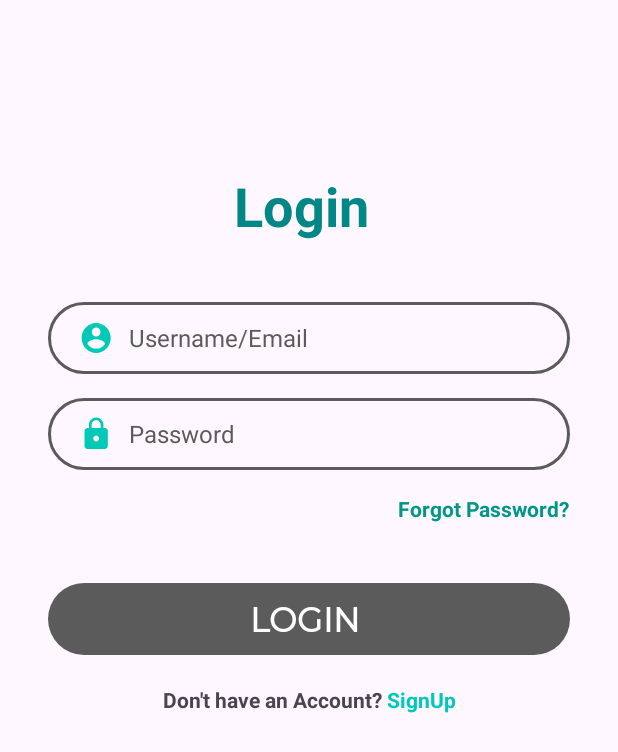
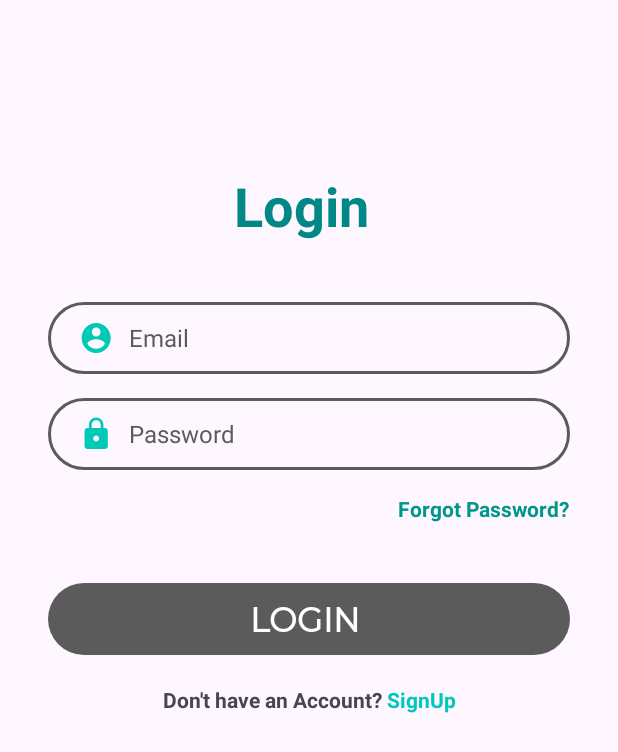
Before and after one commit to FatlumMehmeti/Sound-Scape, an Android app: the LoginActivity screen opened directly, with no data from a screen before it, on a phone screen of 412 x 824 dp. Shown: the top 752 px of the screen. Run offline under Robolectric (Android 15) with nearby library versions, the phone set to English and light mode, and no system bars; our stand-ins replace Firebase (no records; nobody signed in at launch, a user with empty details on screens opened directly), RxJava; libraries missing offline, so code that uses them is left out: com.jakewharton.rxbinding2; 6 statements that could not run were skipped.

Commit message:
update layout

```diff
--- a/app/src/main/res/layout/activity_login.xml
+++ b/app/src/main/res/layout/activity_login.xml
@@ -33,7 +33,7 @@
         android:drawableStart="@drawable/ic_circle_account"
         android:drawablePadding="10dp"
         android:ems="10"
-        android:hint="@string/username_email"
+        android:hint="@string/email"
         android:inputType="text"
         android:paddingStart="20dp"
         android:paddingTop="10dp"
```
